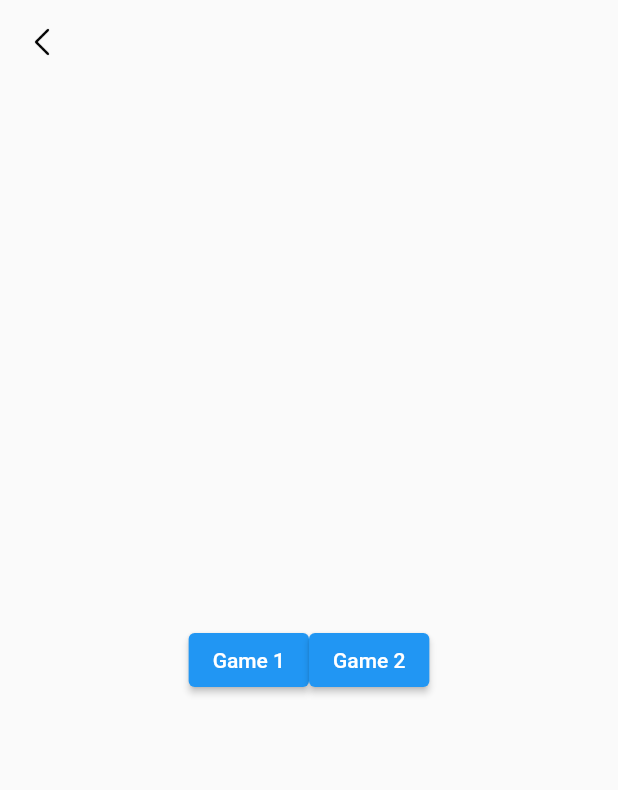
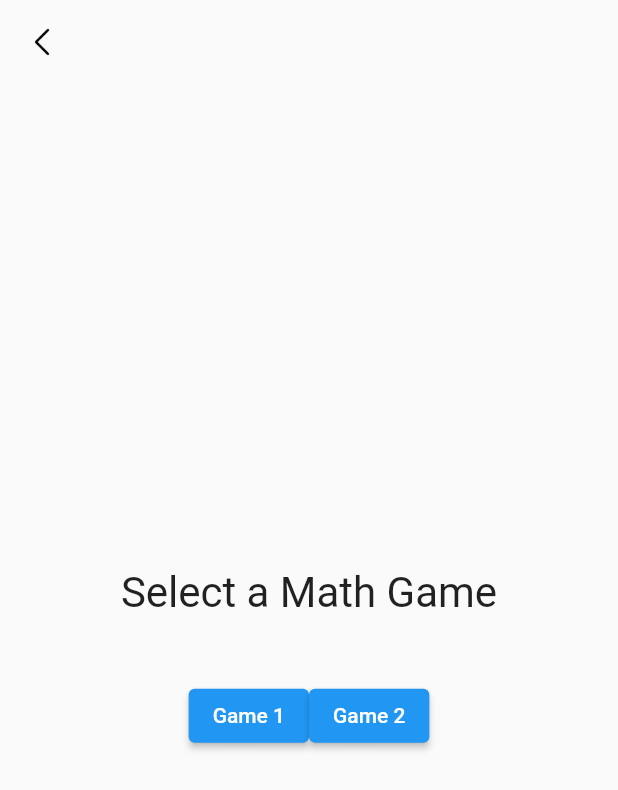
Before and after one commit to phamtuan1152001/brain-train-clone, a Flutter app: the MathPage screen opened by its route, on a phone screen of 412 x 824 dp. Shown: the top 790 px of the screen. Run offline on Flutter 3.47's test engine with Material 2 defaults, Android fonts, the phone set to English and light mode, and no system bars; our stand-ins replace animated_text_kit, carousel_slider, flutter_riverpod, fluttertoast, get, hexcolor and 2 more; project files that could hold a hidden picture were left out.

Commit message:
Memory update: Fix math game selection page

```diff
--- a/lib/screens/math/math_page.dart
+++ b/lib/screens/math/math_page.dart
@@ -11,6 +11,7 @@ class MathPage extends StatefulWidget {
 class _MathPage extends State<MathPage> {
   @override
   Widget build(BuildContext context) {
+    double scrHeight = MediaQuery.of(context).size.height;
     return Scaffold(
       appBar: AppBar(
         backgroundColor: Colors.transparent,
@@ -26,7 +27,15 @@ class _MathPage extends State<MathPage> {
         ),
       ),
       body: Center(
-        child: Row(
+        child: Column(
+          mainAxisAlignment: MainAxisAlignment.center,
+          children: [
+            const Text(
+              "Select a Math Game",
+              style: TextStyle(fontSize: 28),
+            ),
+            SizedBox(height: scrHeight / 20),
+            Row(
               mainAxisAlignment: MainAxisAlignment.center,
               children: [
                 ElevatedButton(
@@ -43,6 +52,8 @@ class _MathPage extends State<MathPage> {
                 ),
               ],
             ),
+          ],
+        ),
       ),
     );
   }
```
Lines whose indentation alone changed are shown as unchanged.
